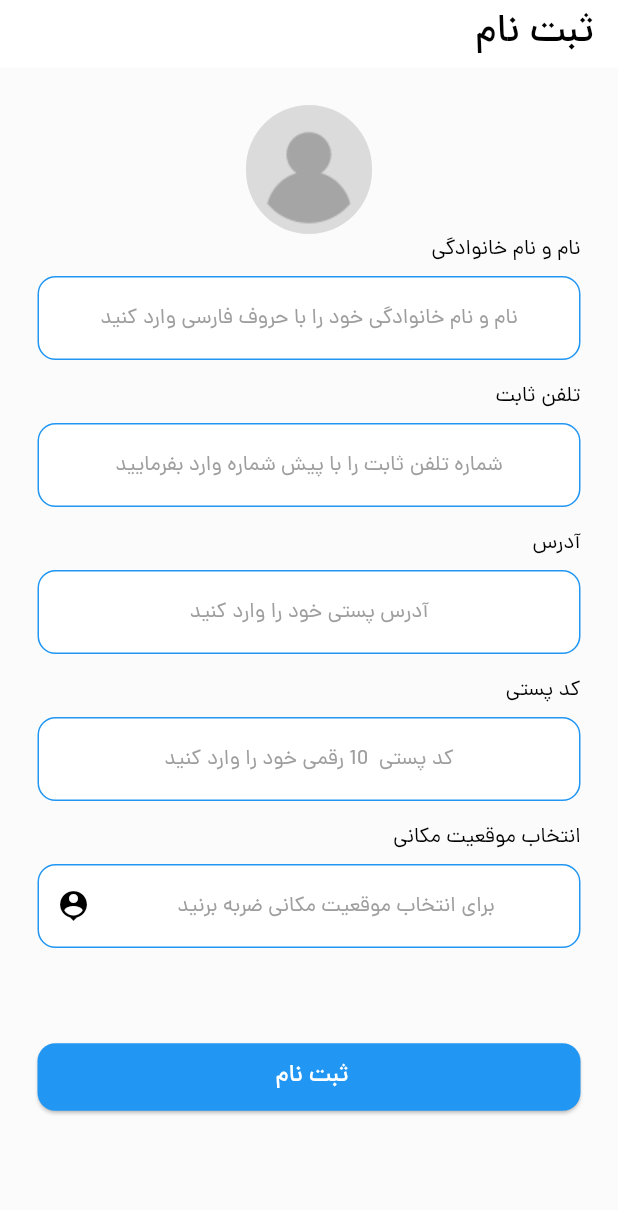
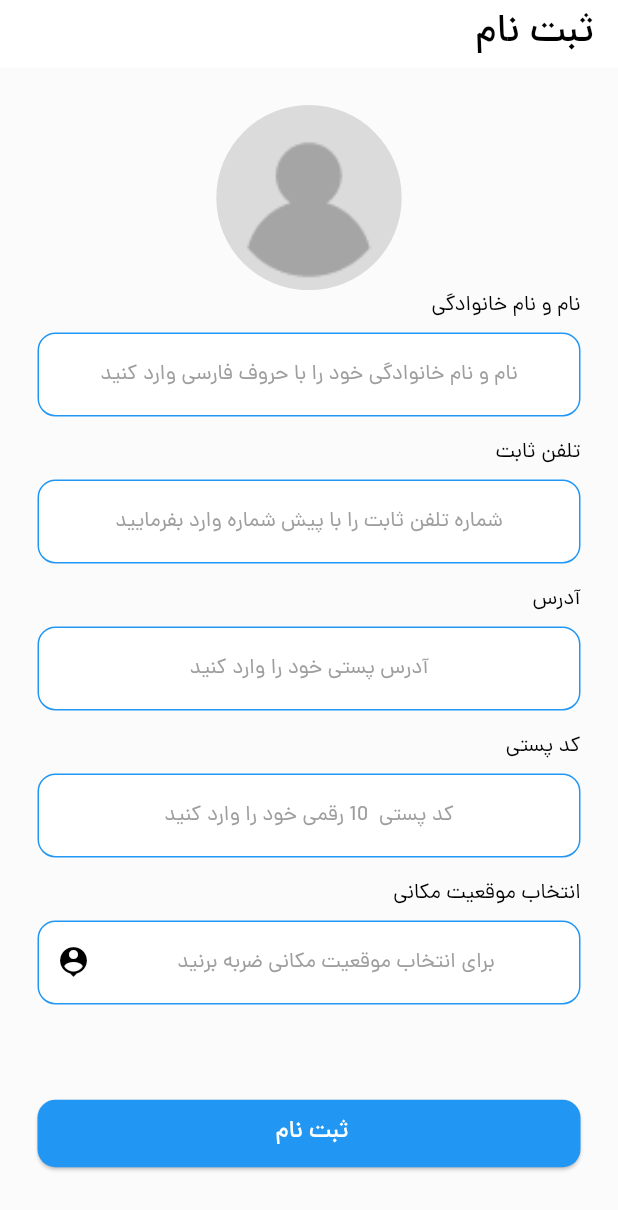
Before and after one commit to mohammad-dehghanifard/flutter_online_shop_bloc, a Flutter app: the RegisterPage screen opened directly, on a phone screen of 412 x 824 dp. Shown: the top 1210 px of the screen. Run offline on Flutter 3.47's test engine with Material 3 defaults, Android fonts, the phone set to English and light mode, and no system bars; our stand-ins replace bloc, carousel_slider, dio, flutter_bloc, flutter_spinkit, flutter_svg and 3 more; accounts and stored records are empty; project files that could hold a hidden picture were left out.

Commit message:
impl UserAvatarWidget customWidget and completed select avatar image

```diff
--- a/lib/core/helpers/select_and_crop_image_handler.dart
+++ b/lib/core/helpers/select_and_crop_image_handler.dart
@@ -9,10 +9,11 @@ class SelectAndCropImageHandler {
 
   Future<void> selectAndCropImage({required ImageSource source}) async {
     try {
-      File? selectImage = await ImagePicker().pickImage(source: source) as File?;
+      final selectImage = await ImagePicker().pickImage(source: source);
       if(selectImage == null) return ;
-      selectImage = await _cropImage(image: selectImage);
-      _image = selectImage;
+      File? imageFile = File(selectImage.path);
+      imageFile = await _cropImage(image: imageFile);
+      _image = imageFile;
     } catch(e){
       debugPrint(e.toString());
     }
--- /dev/null
+++ b/lib/core/widgets/user_avatar_widget.dart
@@ -0,0 +1,37 @@
+import 'dart:io';
+import 'package:flutter/material.dart';
+import 'package:flutter_online_shop_bloc/gen/assets.gen.dart';
+
+class UserAvatarWidget extends StatelessWidget {
+  const UserAvatarWidget({
+    super.key,
+    required this.onTap,
+    this.imageFile,
+  });
+
+  final VoidCallback onTap;
+  final File? imageFile;
+
+  @override
+  Widget build(BuildContext context) {
+    final Size size = MediaQuery.sizeOf(context);
+    return GestureDetector(
+      onTap: onTap,
+      child: ClipRRect(
+          borderRadius: BorderRadius.circular(1000),
+          child: imageFile == null
+              ? Image.asset(
+              width: size.width * 0.3,
+              height: size.width * 0.3,
+              fit: BoxFit.cover,
+              Assets.png.avatar.path)
+              : Image.file(
+              width: size.width * 0.3,
+              height: size.width * 0.3,
+              fit: BoxFit.cover,
+              File(
+                imageFile!.path,
+              ))),
+    );
+  }
+}
--- a/lib/features/auth/presentation/pages/register_page.dart
+++ b/lib/features/auth/presentation/pages/register_page.dart
@@ -1,16 +1,23 @@
 import 'package:flutter/material.dart';
 import 'package:flutter_online_shop_bloc/core/constants/app_dimens.dart';
 import 'package:flutter_online_shop_bloc/core/constants/app_strings.dart';
+import 'package:flutter_online_shop_bloc/core/helpers/select_and_crop_image_handler.dart';
 import 'package:flutter_online_shop_bloc/core/widgets/custom_button_widget.dart';
 import 'package:flutter_online_shop_bloc/core/widgets/custom_text_field_widget.dart';
+import 'package:flutter_online_shop_bloc/core/widgets/user_avatar_widget.dart';
 import 'package:flutter_online_shop_bloc/features/auth/presentation/widgets/register_page_app_bar_widget.dart';
-import 'package:flutter_online_shop_bloc/features/home/presentation/pages/home_page.dart';
 import 'package:flutter_online_shop_bloc/features/main/pages/main_page.dart';
-import 'package:flutter_online_shop_bloc/gen/assets.gen.dart';
+import 'package:image_picker/image_picker.dart';
 
-class RegisterPage extends StatelessWidget {
+class RegisterPage extends StatefulWidget {
   const RegisterPage({super.key});
 
+  @override
+  State<RegisterPage> createState() => _RegisterPageState();
+}
+
+class _RegisterPageState extends State<RegisterPage> {
+  final SelectAndCropImageHandler imageHandler = SelectAndCropImageHandler();
   @override
   Widget build(BuildContext context) {
     return  Scaffold(
@@ -24,9 +31,13 @@ class RegisterPage extends StatelessWidget {
               mainAxisAlignment: MainAxisAlignment.center,
               children: [
                 // avatar
-                ClipRRect(
-                  borderRadius: BorderRadius.circular(AppDimens.large * 5),
-                    child: Image.asset(Assets.png.avatar.path)),
+                UserAvatarWidget(
+                  onTap: () async {
+                    await imageHandler.selectAndCropImage(source: ImageSource.gallery);
+                    setState(() {});
+                  },
+                  imageFile: imageHandler.getImage,
+                ),
                 // forms
                 const CustomTextField(
                   width: double.infinity,
```
